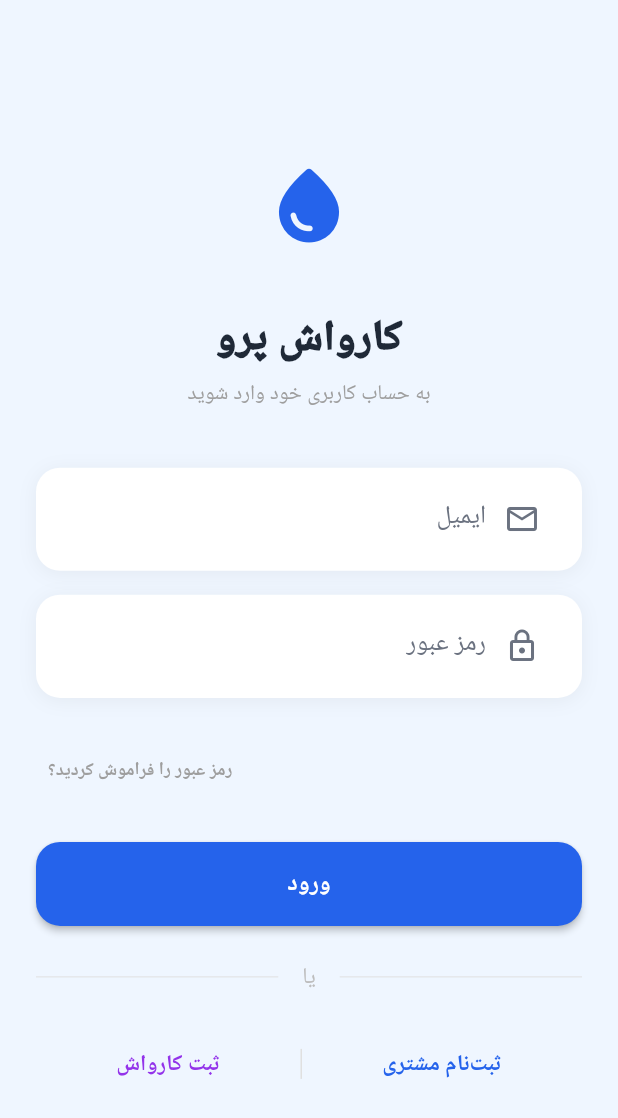
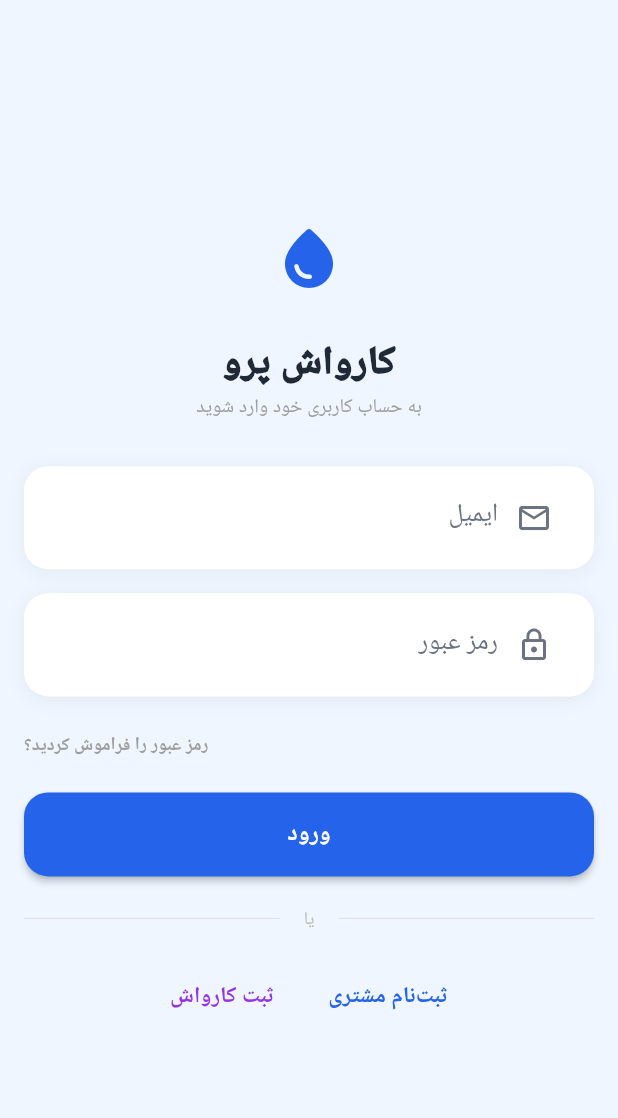
Before and after one commit to SamanEsmaeili3/smart_carwash_service_system, a Flutter app: the screen it shows after launch, on a phone screen of 412 x 824 dp. Shown: the top 1118 px of the screen. Run offline on Flutter 3.47's test engine with Material 3 defaults, Android fonts, the phone set to English and light mode, and no system bars; our stand-ins replace flutter_secure_storage, jwt_decoder; accounts and stored records are empty; Roboto replaces fonts that are missing (Vazir).

Commit message:
made the login page better

```diff
--- a/Frontend/carwash_front/lib/screens/auth/login_screen.dart
+++ b/Frontend/carwash_front/lib/screens/auth/login_screen.dart
@@ -49,73 +49,75 @@ class _LoginScreenState extends State<LoginScreen> {
   @override
   Widget build(BuildContext context) {
     final isLoading = context.watch<AuthProvider>().status == AuthStatus.loading;
-
-    // Check screen size
-    final isDesktop = MediaQuery.of(context).size.width > 600;
+    final size = MediaQuery.of(context).size;
+    final isDesktop = size.width > 650;
 
     return Scaffold(
-      backgroundColor: AppColors.primaryLight, // Light blue background
+      backgroundColor: AppColors.primaryLight,
       body: Center(
         child: SingleChildScrollView(
-          padding: const EdgeInsets.all(24),
+          padding: const EdgeInsets.symmetric(vertical: 20, horizontal: 16),
           child: Center(
             child: ConstrainedBox(
-              constraints: const BoxConstraints(maxWidth: 450), // Stop stretching!
+              // FIX 1: Made it wider (550 instead of 450)
+              constraints: const BoxConstraints(maxWidth: 550),
               child: Container(
-                // Add Card styling for Desktop feel
-                padding: isDesktop ? const EdgeInsets.all(40) : const EdgeInsets.all(0),
+                padding: isDesktop
+                    ? const EdgeInsets.symmetric(horizontal: 50, vertical: 40) // FIX 2: Better padding
+                    : const EdgeInsets.all(0),
                 decoration: isDesktop
                   ? BoxDecoration(
                       color: Colors.white,
                       borderRadius: BorderRadius.circular(24),
                       boxShadow: [
                         BoxShadow(
-                          color: Colors.black.withOpacity(0.1),
-                          blurRadius: 20,
-                          offset: const Offset(0, 10),
+                          color: Colors.blue.shade900.withOpacity(0.1),
+                          blurRadius: 30,
+                          offset: const Offset(0, 15),
                         )
                       ]
                     )
-                  : null, // No decoration on mobile (clean look)
+                  : null,
 
                 child: Column(
                   mainAxisAlignment: MainAxisAlignment.center,
+                  crossAxisAlignment: CrossAxisAlignment.center,
                   children: [
-                    // Logo Container
+                    // Logo
                     Container(
-                      padding: const EdgeInsets.all(16),
-                      decoration: BoxDecoration(
+                      padding: const EdgeInsets.all(12),
+                      decoration: const BoxDecoration(
                         color: AppColors.primaryLight,
                         shape: BoxShape.circle,
                       ),
                       child: const Icon(
                         Icons.water_drop_rounded,
-                        size: 60,
+                        size: 48, // Slightly smaller to save space
                         color: AppColors.primary
                       ),
                     ),
 
-                    const SizedBox(height: 24),
+                    const SizedBox(height: 16), // Reduced from 24
 
                     const Text(
                       "کارواش پرو",
                       style: TextStyle(
-                        fontSize: 28,
-                        fontWeight: FontWeight.w900, // Extra Bold
+                        fontSize: 26, // Slightly smaller text
+                        fontWeight: FontWeight.w900,
                         color: AppColors.textMain,
                         letterSpacing: -0.5,
                       ),
                     ),
-                    const SizedBox(height: 8),
+                    const SizedBox(height: 4),
                     Text(
                       "به حساب کاربری خود وارد شوید",
                       style: TextStyle(
-                        fontSize: 14,
+                        fontSize: 13,
                         color: Colors.grey.shade500,
                       ),
                     ),
 
-                    const SizedBox(height: 40),
+                    const SizedBox(height: 30), // Reduced from 40
 
                     CustomInput(
                       label: "ایمیل",
@@ -133,10 +135,14 @@ class _LoginScreenState extends State<LoginScreen> {
 
                     const SizedBox(height: 8),
 
-                    // Forget Password Link (Placeholder)
                     Align(
                       alignment: Alignment.centerLeft,
                       child: TextButton(
+                        style: TextButton.styleFrom(
+                          padding: EdgeInsets.zero,
+                          minimumSize: const Size(0, 0),
+                          tapTargetSize: MaterialTapTargetSize.shrinkWrap,
+                        ),
                         onPressed: () {},
                         child: const Text(
                           "رمز عبور را فراموش کردید؟",
@@ -153,25 +159,26 @@ class _LoginScreenState extends State<LoginScreen> {
                       isLoading: isLoading,
                     ),
 
-                    const SizedBox(height: 24),
+                    const SizedBox(height: 20),
 
-                    // Divider for aesthetics
                     Row(
                       children: [
                         Expanded(child: Divider(color: Colors.grey.shade300)),
                         Padding(
                           padding: const EdgeInsets.symmetric(horizontal: 16),
-                          child: Text("یا", style: TextStyle(color: Colors.grey.shade400)),
+                          child: Text("یا", style: TextStyle(color: Colors.grey.shade400, fontSize: 12)),
                         ),
                         Expanded(child: Divider(color: Colors.grey.shade300)),
                       ],
                     ),
 
-                    const SizedBox(height: 24),
+                    const SizedBox(height: 20),
 
-                    // Action Buttons Row
-                    Row(
-                      mainAxisAlignment: MainAxisAlignment.spaceEvenly,
+                    // FIX 3: Using Wrap to prevent overflow/breaking text
+                    Wrap(
+                      alignment: WrapAlignment.center,
+                      spacing: 20, // Horizontal space
+                      runSpacing: 10, // Vertical space if it wraps
                       children: [
                         TextButton(
                           onPressed: () => Navigator.pushNamed(context, '/signup'),
@@ -180,7 +187,8 @@ class _LoginScreenState extends State<LoginScreen> {
                             style: TextStyle(color: AppColors.primary, fontWeight: FontWeight.bold),
                           ),
                         ),
-                        Container(height: 20, width: 1, color: Colors.grey.shade300),
+                        // Only show divider if there is enough width (optional visual trick)
+                        // But Wrap handles layout better without a vertical divider
                         TextButton(
                           onPressed: () => Navigator.pushNamed(context, '/apply'),
                           child: const Text(
```
